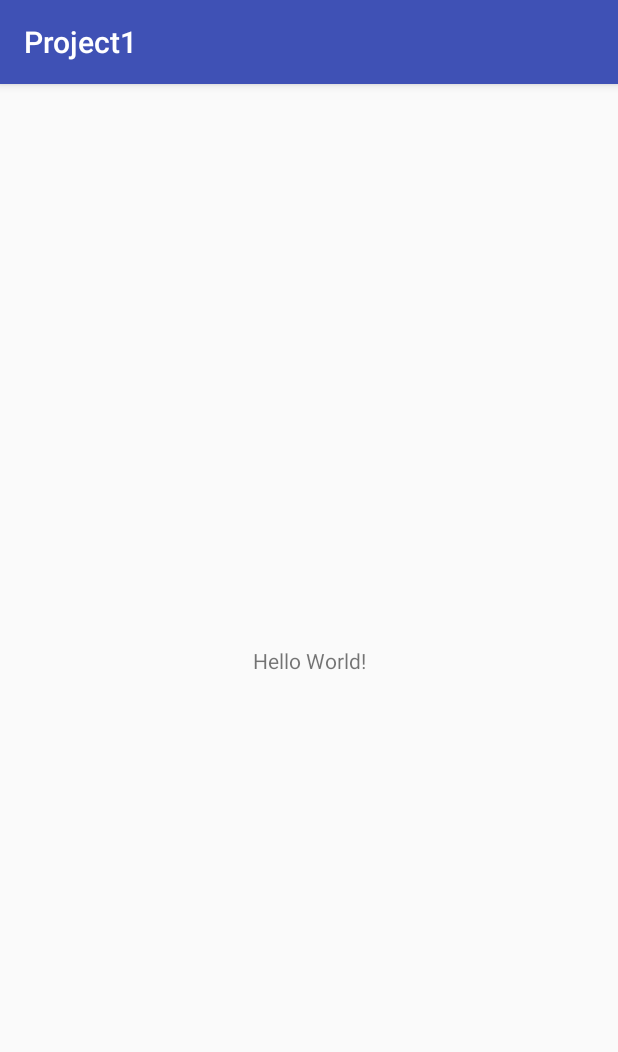
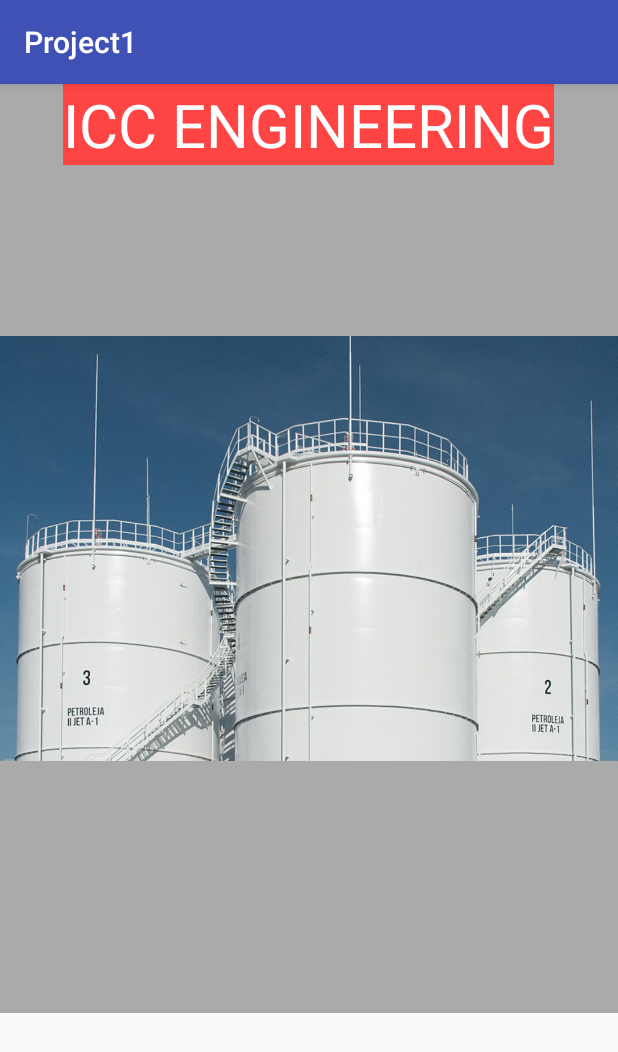
Before and after one commit to sergioko737/Project1, an Android app: the screen it shows after launch (MainActivity), on a phone screen of 412 x 824 dp. Shown: the top 1052 px of the screen. Run offline under Robolectric (Android 15) with nearby library versions, the phone set to English and light mode, and no system bars.

Commit message:
Second commit

```diff
--- a/app/src/main/res/layout/activity_main.xml
+++ b/app/src/main/res/layout/activity_main.xml
@@ -6,13 +6,76 @@
     android:layout_height="match_parent"
     tools:context="com.example.android.project1.MainActivity">
 
-    <TextView
+    <LinearLayout
         android:layout_width="wrap_content"
-        android:layout_height="wrap_content"
-        android:text="Hello World!"
-        app:layout_constraintBottom_toBottomOf="parent"
-        app:layout_constraintLeft_toLeftOf="parent"
-        app:layout_constraintRight_toRightOf="parent"
-        app:layout_constraintTop_toTopOf="parent" />
+        android:layout_height="wrap_content">
 
+        <RelativeLayout
+            android:id="@+id/activity_main"
+            android:layout_width="wrap_content"
+            android:layout_height="wrap_content"
+            android:background="@android:color/holo_blue_bright"
+            tools:layout_editor_absoluteX="0dp"
+            tools:layout_editor_absoluteY="8dp">
+
+            <ImageView
+                android:id="@+id/main_image"
+                android:layout_width="wrap_content"
+                android:layout_height="wrap_content"
+                android:background="@android:color/darker_gray"
+                android:src="@drawable/tank2" />
+
+            <TextView
+                android:id="@+id/textView"
+                android:layout_width="wrap_content"
+                android:layout_height="wrap_content"
+                android:layout_alignParentTop="true"
+                android:layout_centerHorizontal="true"
+                android:background="@android:color/holo_red_light"
+                android:text="ICC ENGINEERING"
+                android:textColor="@android:color/white"
+                android:textSize="40sp" />
+        </RelativeLayout>
+
+            <ScrollView
+                android:layout_width="match_parent"
+                android:layout_height="match_parent"
+                android:layout_toEndOf="@+id/main_image"
+                tools:layout_editor_absoluteX="8dp"
+                tools:layout_editor_absoluteY="0dp">
+
+                <LinearLayout
+                    android:id="@+id/linearLayout"
+                    android:layout_width="wrap_content"
+                    android:layout_height="wrap_content"
+                    android:background="@android:color/holo_green_light"
+                    android:orientation="vertical">
+
+                    <TextView
+                        android:id="@+id/textView3"
+                        android:layout_width="wrap_content"
+                        android:layout_height="wrap_content"
+                        android:layout_marginLeft="20dp"
+                        android:layout_marginTop="10dp"
+                        android:background="@android:color/holo_orange_light"
+                        android:text="Linear1"
+                        android:textSize="24sp" />
+
+                    <TextView
+                        android:layout_width="wrap_content"
+                        android:layout_height="wrap_content"
+                        android:background="@android:color/holo_blue_bright"
+                        android:text="Linear2" />
+
+                    <TextView
+                        android:layout_width="wrap_content"
+                        android:layout_height="wrap_content"
+                        android:background="@android:color/holo_purple"
+                        android:text="Linear3 gggggggggggggggggggggg"
+                        android:textSize="32sp" />
+
+                </LinearLayout>
+            </ScrollView>
+
+    </LinearLayout>
 </android.support.constraint.ConstraintLayout>
```
Also changed, not shown: app/src/main/res/drawable/tank.jpg (added), app/src/main/res/drawable/tank2.jpg (added).
